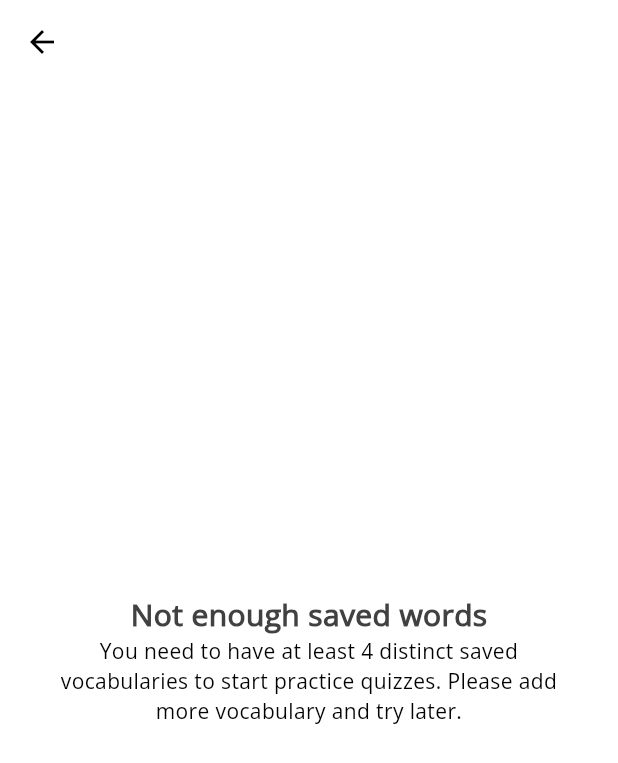
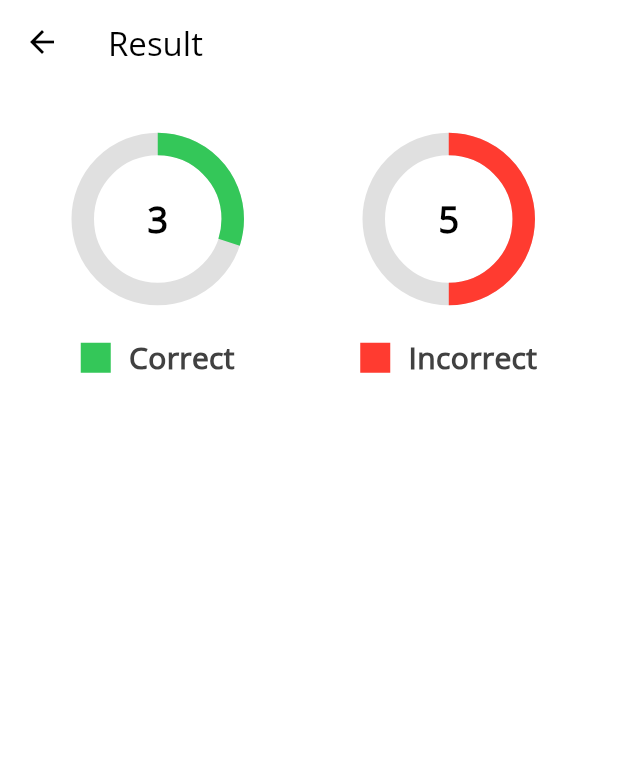
Before and after one commit to nguyenhuuthai-99/eng_dict, a Flutter app: the QuizzesScreen screen opened directly, on a phone screen of 412 x 824 dp. Shown: the top 763 px of the screen. Run offline on Flutter 3.47's test engine with Material 3 defaults, Android fonts, the phone set to English and light mode, and no system bars; our stand-ins replace connectivity_plus, google_fonts, google_mobile_ads, just_audio, modal_bottom_sheet and 4 more; missing offline and left inert: dart:ffi, webview_flutter_wkwebview; accounts and stored records are empty; network calls fail; statements that could not run were skipped.

Commit message:
add circle progression indicator

```diff
--- /dev/null
+++ b/lib/view/component/animated_progression_indicator.dart
@@ -0,0 +1,69 @@
+import 'package:flutter/material.dart';
+
+class AnimatedCircularProgress extends StatefulWidget {
+  const AnimatedCircularProgress(
+      {super.key,
+      required this.progression,
+      required this.total,
+      this.progressionIndicatorColor});
+  final int progression;
+  final int total;
+  final Color? progressionIndicatorColor;
+
+  @override
+  _AnimatedCircularProgressState createState() =>
+      _AnimatedCircularProgressState();
+}
+
+class _AnimatedCircularProgressState extends State<AnimatedCircularProgress> {
+  late final double progressionByPercentage;
+
+  @override
+  void initState() {
+    super.initState();
+    progressionByPercentage = calculateProgression();
+  }
+
+  double calculateProgression() {
+    return widget.progression / widget.total;
+  }
+
+  int calculateAnimationTime() {
+    return 500 + (progressionByPercentage * 1000).ceil();
+  }
+
+  @override
+  Widget build(BuildContext context) {
+    return TweenAnimationBuilder(
+      tween: Tween<double>(begin: 0, end: progressionByPercentage),
+      duration: Duration(milliseconds: calculateAnimationTime()),
+      builder: (context, double value, child) {
+        return SizedBox(
+          width: 100,
+          height: 100,
+          child: Stack(
+            fit: StackFit.expand,
+            children: [
+              CircularProgressIndicator(
+                color: widget.progressionIndicatorColor,
+                value: value,
+                strokeWidth: 15,
+                backgroundColor: Colors.grey[300],
+              ),
+              Opacity(
+                opacity: value / progressionByPercentage,
+                child: Center(
+                  child: Text(
+                    "${widget.progression}",
+                    style: const TextStyle(
+                        fontSize: 24, fontWeight: FontWeight.bold),
+                  ),
+                ),
+              ),
+            ],
+          ),
+        );
+      },
+    );
+  }
+}
--- a/lib/view/screens/practice/quiz/quizzes_screen.dart
+++ b/lib/view/screens/practice/quiz/quizzes_screen.dart
@@ -9,8 +9,12 @@ import 'package:eng_dict/view/screens/practice/quiz/multiple_choice.dart';
 import 'package:eng_dict/view/screens/practice/quiz/spelling.dart';
 import 'package:eng_dict/view/screens/practice/quiz/word_matching.dart';
 import 'package:eng_dict/view/utils/constants.dart';
+import 'package:flutter/cupertino.dart';
 import 'package:flutter/material.dart';
 import 'package:provider/provider.dart';
+
+import '../../../component/animated_progression_indicator.dart';
+import '../../../widgets/practice/quiz/circle_progression_box.dart';
 
 const level1Count = 6;
 const level2Count = 3;
@@ -32,6 +36,7 @@ class QuizzesScreen extends StatefulWidget {
 class _QuizzesScreenState extends State<QuizzesScreen> {
   bool _isQuizReady = false;
   bool _isEnoughTestingWord = true;
+  bool _isQuizFinished = false;
 
   List<Vocabulary> testingVocabularies = [];
   late List<Vocabulary> fetchedVocabularies;
@@ -210,7 +215,14 @@ class _QuizzesScreenState extends State<QuizzesScreen> {
   void onNextPressed() {
     setState(() {
       currentLessonIndex++;
+      _isFinished();
     });
+  }
+
+  void _isFinished() {
+    if (currentLessonIndex >= generatedLessons.length) {
+      _isQuizFinished = true;
+    }
   }
 
   void onSubmit(bool isCorrect) {}
@@ -254,7 +266,14 @@ class _QuizzesScreenState extends State<QuizzesScreen> {
 
   @override
   Widget build(BuildContext context) {
-    return Scaffold(
+    return QuizResultScreen(
+      correctQuizzes: [null, null, null],
+      incorrectQuizzes: [null, null, null, null, null],
+      testingQuizzes: testingVocabularies,
+      numberOfQuizzes: 10,
+    );
+    return !_isQuizFinished
+        ? Scaffold(
             resizeToAvoidBottomInset: true,
             appBar: _isEnoughTestingWord
                 ? AppBar(
@@ -264,7 +283,8 @@ class _QuizzesScreenState extends State<QuizzesScreen> {
                             "${currentLessonIndex + 1}/${testingVocabularies.length}"),
                     actions: [
                       TextButton(
-                    onPressed: onNextPressed, child: const Text("Skip   "))
+                          onPressed: onNextPressed,
+                          child: const Text("Skip   "))
                     ],
                   )
                 : AppBar(),
@@ -279,6 +299,90 @@ class _QuizzesScreenState extends State<QuizzesScreen> {
                         CircularProgressIndicator(),
                         Text("Retrieving user data")
                       ],
+                    ),
+                  ),
+          )
+        : QuizResultScreen(
+            correctQuizzes: [],
+            incorrectQuizzes: [],
+            numberOfQuizzes: 10,
+            testingQuizzes: []);
+  }
+}
+
+class QuizResultScreen extends StatelessWidget {
+  final List<Vocabulary?> correctQuizzes;
+  final List<Vocabulary?> incorrectQuizzes;
+  final List<Vocabulary> testingQuizzes;
+  final int numberOfQuizzes;
+
+  const QuizResultScreen({
+    required this.correctQuizzes,
+    required this.incorrectQuizzes,
+    required this.numberOfQuizzes,
+    required this.testingQuizzes,
+    super.key,
+  });
+
+  @override
+  Widget build(BuildContext context) {
+    return Scaffold(
+      appBar: AppBar(
+        title: const Text("Result"),
+      ),
+      body: SafeArea(
+        child: Padding(
+          padding:
+              const EdgeInsets.symmetric(horizontal: Constant.kMarginMedium),
+          child: ListView(
+            children: [
+              const SizedBox(
+                height: Constant.kMarginMedium,
+              ),
+              Padding(
+                padding: const EdgeInsets.symmetric(
+                    vertical: Constant.kMarginExtraLarge),
+                child: Row(
+                  mainAxisAlignment: MainAxisAlignment.spaceAround,
+                  children: [
+                    CircleProgressionIndicatorBox(
+                        title: "Correct",
+                        indicatorColor: Constant.kGreenIndicatorColor,
+                        progression: correctQuizzes.length,
+                        total: numberOfQuizzes),
+                    CircleProgressionIndicatorBox(
+                        title: "Incorrect",
+                        indicatorColor: Constant.kRedIndicatorColor,
+                        progression: incorrectQuizzes.length,
+                        total: numberOfQuizzes)
+                  ],
+                ),
+              ),
+              ListView.builder(
+                itemBuilder: (context, index) {
+                  var curWord = testingQuizzes[index];
+                  return Row(
+                    children: [
+                      Text(
+                        curWord.fluencyLevel.toString(),
+                        style: Constant.kHeading2TextStyle,
+                      ),
+                      Icon(CupertinoIcons.arrowtriangle_up_fill),
+                      Column(
+                        children: [
+                          Text(curWord.wordTitle),
+                          Text(curWord.wordForm)
+                        ],
+                      )
+                    ],
+                  );
+                },
+                physics: NeverScrollableScrollPhysics(),
+                shrinkWrap: true,
+                itemCount: testingQuizzes.length,
+              )
+            ],
+          ),
         ),
       ),
     );
--- /dev/null
+++ b/lib/view/widgets/practice/quiz/circle_progression_box.dart
@@ -0,0 +1,51 @@
+import 'package:eng_dict/view/utils/constants.dart';
+import 'package:flutter/material.dart';
+
+import '../../../component/animated_progression_indicator.dart';
+
+class CircleProgressionIndicatorBox extends StatelessWidget {
+  final int progression;
+  final int total;
+  final Color indicatorColor;
+  final String title;
+
+  const CircleProgressionIndicatorBox({
+    required this.title,
+    required this.indicatorColor,
+    required this.progression,
+    required this.total,
+    super.key,
+  });
+
+  @override
+  Widget build(BuildContext context) {
+    return Column(
+      mainAxisSize: MainAxisSize.min,
+      children: [
+        AnimatedCircularProgress(
+          progression: progression,
+          total: total,
+          progressionIndicatorColor: indicatorColor,
+        ),
+        const SizedBox(
+          height: Constant.kMarginExtraLarge,
+        ),
+        Row(
+          mainAxisSize: MainAxisSize.min,
+          children: [
+            Container(
+              margin: EdgeInsets.only(right: Constant.kMarginMedium),
+              color: indicatorColor,
+              width: 20,
+              height: 20,
+            ),
+            Text(
+              title,
+              style: Constant.kHeadingTextStyle,
+            )
+          ],
+        )
+      ],
+    );
+  }
+}
```
Lines whose indentation alone changed are shown as unchanged.
